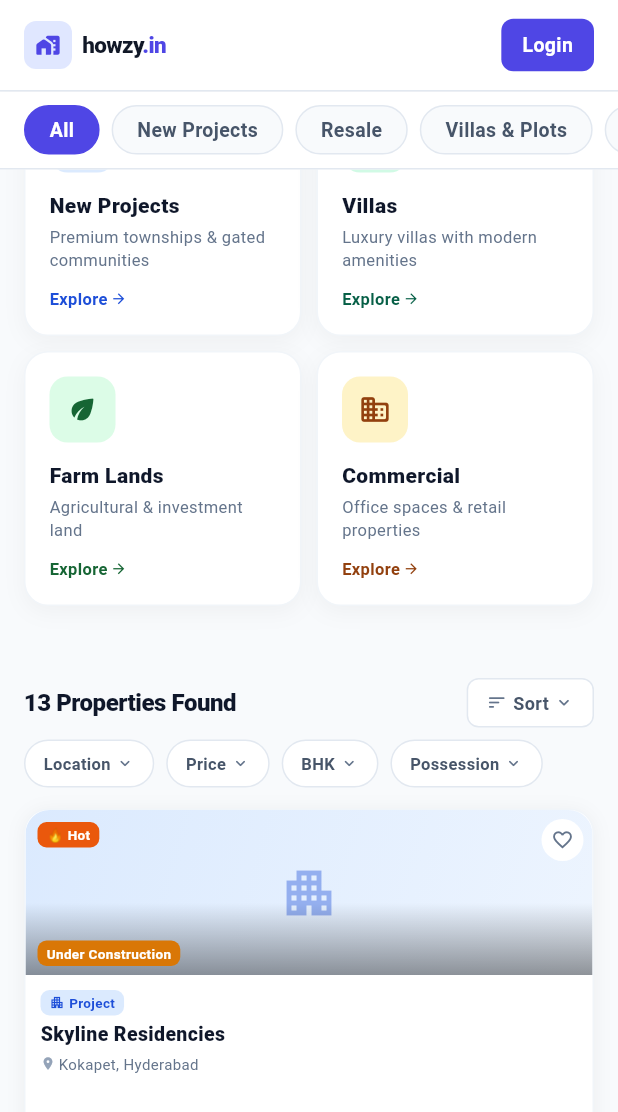
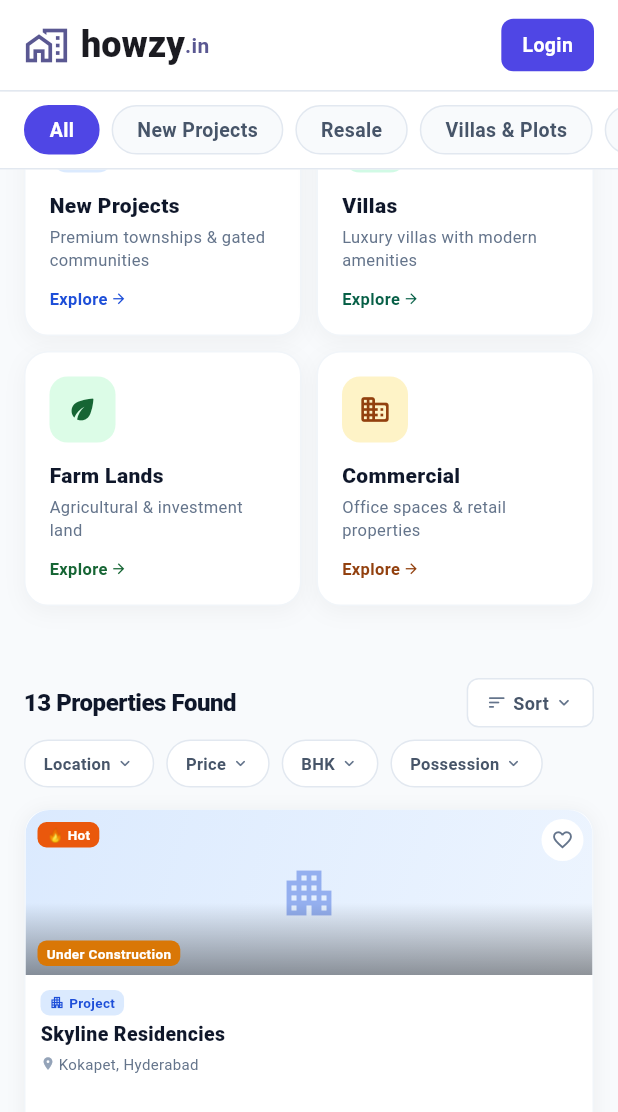
Before and after one commit to Howzy-India/frontend_ui, a Flutter app: the screen it shows after launch, scrolled down 576 dp, on a phone screen of 412 x 824 dp. Shown: the top 1112 px of the screen. Run offline on Flutter 3.47's test engine with Material 3 defaults, Android fonts, the phone set to English and light mode, and no system bars; our stand-ins replace cloud_firestore, cloud_functions, file_picker, firebase_auth, firebase_core, firebase_storage; accounts and stored records are empty; generated files the repository leaves out were written again; network calls fail.

Commit message:
Fix logo and window title
- Navbar: use shared HowzyLogo widget instead of inline custom logo
- App title: 'Howzy Flutter' → 'Howzy' to match web/index.html

Co-authored-by: Copilot <223556219+Copilot@users.noreply.github.com>

```diff
--- a/lib/main.dart
+++ b/lib/main.dart
@@ -54,7 +54,7 @@ class HowzyApp extends StatelessWidget {
   Widget build(BuildContext context) {
     return MaterialApp(
       debugShowCheckedModeBanner: false,
-      title: 'Howzy Flutter',
+      title: 'Howzy',
       theme: ThemeData(
         useMaterial3: true,
         colorSchemeSeed: const Color(0xFF4F46E5),
--- a/lib/ui/client_landing.dart
+++ b/lib/ui/client_landing.dart
@@ -384,18 +384,7 @@ class _TopNavBar extends StatelessWidget {
                 height: 60,
                 child: Row(
                   children: [
-                    Container(
-                      width: 32, height: 32,
-                      decoration: BoxDecoration(color: _kIndigoLight, borderRadius: BorderRadius.circular(8)),
-                      child: const Icon(Icons.home_work_rounded, color: _kIndigo, size: 17),
-                    ),
-                    const SizedBox(width: 7),
-                    RichText(
-                      text: TextSpan(children: [
-                        TextSpan(text: 'howzy', style: TextStyle(color: const Color(0xFF111827), fontSize: isMobile ? 15 : 17, fontWeight: FontWeight.w900, letterSpacing: -0.4)),
-                        TextSpan(text: '.in', style: TextStyle(color: _kIndigo, fontSize: isMobile ? 15 : 17, fontWeight: FontWeight.w900, letterSpacing: -0.4)),
-                      ]),
-                    ),
+                    const HowzyLogo(),
                     if (!isMobile) ...[
                       const SizedBox(width: 14),
                       Container(
```
